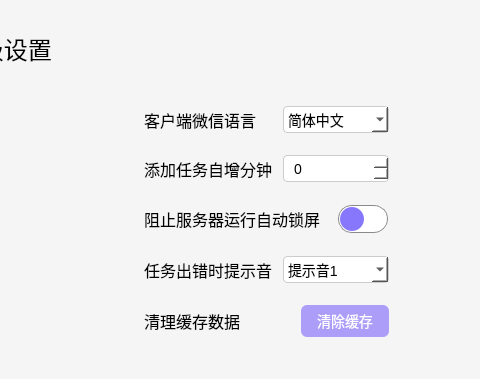
The window that Ui_SettingWindow.ui (YangShengzhou03/LeafAuto) describes before a commit, drawn with Qt 5; both pictures show x 205 to 685 and y 0 to 379 of the 800 by 495 pixel window.
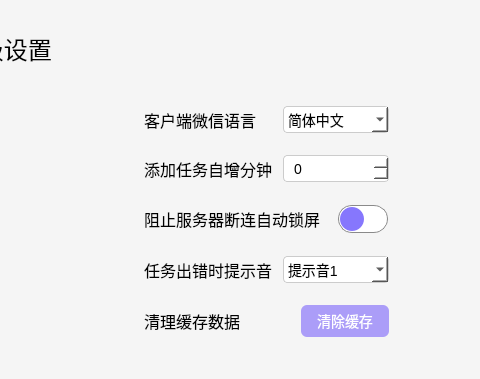
The same window after the commit. The open tabs and pages were chosen to show the change. Icons and pictures are not drawn.

```diff
--- a/Ui_SettingWindow.ui
+++ b/Ui_SettingWindow.ui
@@ -1243,7 +1243,7 @@
 }</string>
                      </property>
                      <property name="text">
-                      <string>阻止服务器运行自动锁屏</string>
+                      <string>阻止服务器断连自动锁屏</string>
                      </property>
                     </widget>
                    </item>
```
